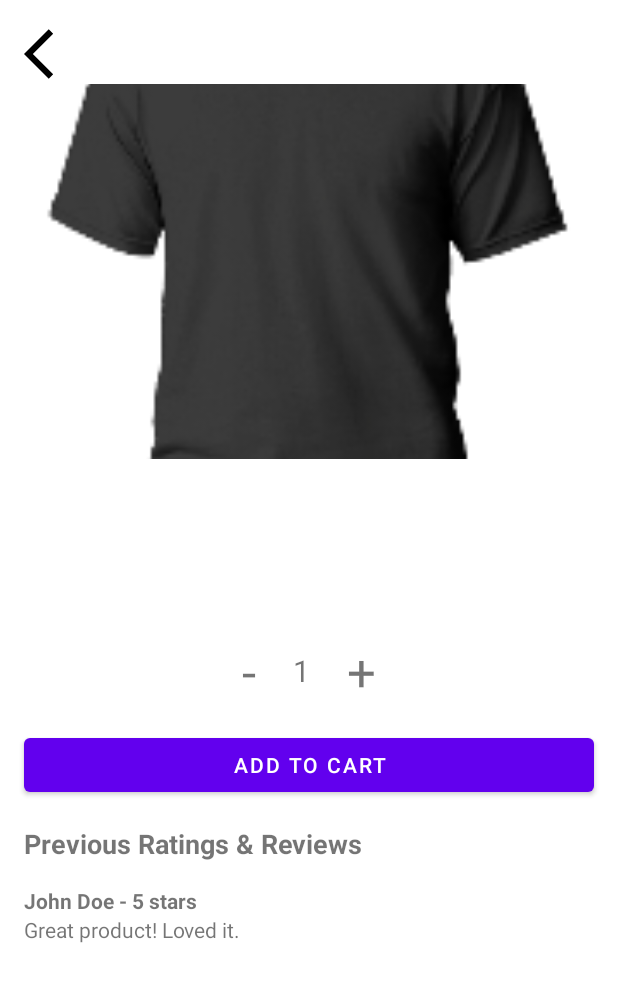
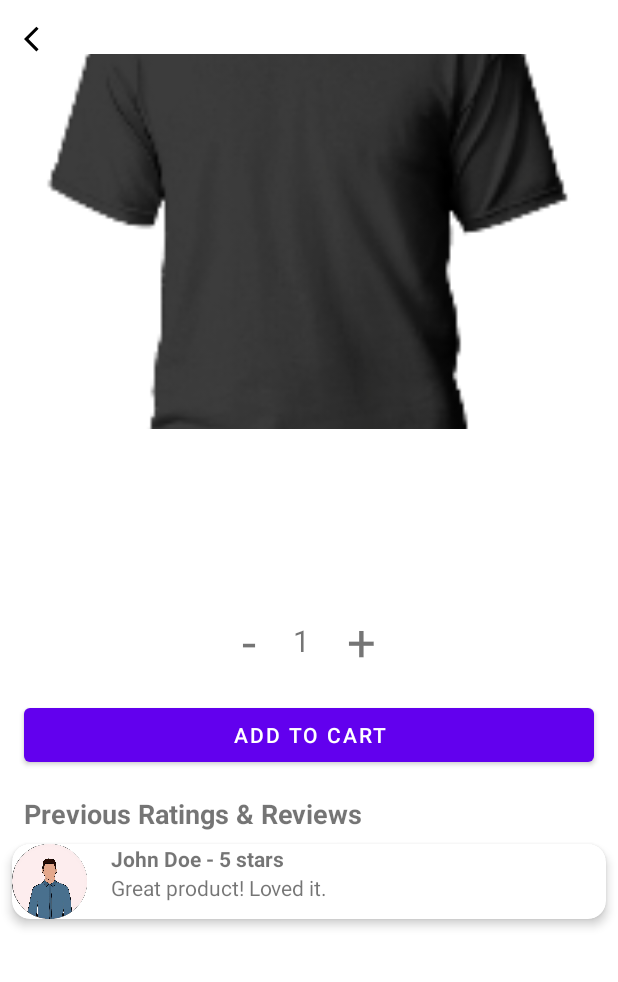
Before and after one commit to AbishekPerera/EAD_online_shop, an Android app: the ViewItemActivity screen opened directly, with no data from a screen before it, on a phone screen of 412 x 824 dp. Shown: the top 982 px of the screen. Run offline under Robolectric (Android 15) with nearby library versions, the phone set to English and light mode, and no system bars.

Commit message:
Refactor layout in activity_view_item.xml for better review section design

```diff
--- a/app/build.gradle.kts
+++ b/app/build.gradle.kts
@@ -38,7 +38,13 @@ dependencies {
 
     implementation(libs.appcompat)
     implementation(libs.material)
+
+    // Retrofit and Gson for networking
+    implementation("com.squareup.retrofit2:retrofit:2.9.0")
+    implementation("com.squareup.retrofit2:converter-gson:2.9.0")
+
     testImplementation(libs.junit)
     androidTestImplementation(libs.ext.junit)
     androidTestImplementation(libs.espresso.core)
+
 }
--- a/app/src/main/res/layout/activity_view_item.xml
+++ b/app/src/main/res/layout/activity_view_item.xml
@@ -9,8 +9,8 @@
     <!-- Back Button -->
     <ImageView
         android:id="@+id/backButton"
-        android:layout_width="40dp"
-        android:layout_height="40dp"
+        android:layout_width="20dp"
+        android:layout_height="20dp"
         android:layout_marginStart="16dp"
         android:layout_marginTop="16dp"
         android:contentDescription="Back"
@@ -93,7 +93,7 @@
             android:id="@+id/increaseQuantity"
             android:layout_width="wrap_content"
             android:layout_height="wrap_content"
-            android:contentDescription="Decrease"
+            android:contentDescription="Increase"
             android:text=" + "
             android:textFontWeight="50"
             android:textSize="34sp" />
@@ -123,15 +123,39 @@
         app:layout_constraintTop_toBottomOf="@id/addToCartButton"
         app:layout_constraintStart_toStartOf="parent" />
 
-    <!-- Review Section (Example Static) -->
-    <LinearLayout
+    <!-- Review Section (with Circular Profile Image and Rounded CardView) -->
+    <androidx.cardview.widget.CardView
         android:layout_width="match_parent"
         android:layout_height="wrap_content"
-        android:orientation="vertical"
+        android:layout_margin="8dp"
+        app:cardCornerRadius="12dp"
+        app:cardElevation="4dp"
         android:padding="16dp"
         app:layout_constraintTop_toBottomOf="@id/reviewsTitle"
         app:layout_constraintStart_toStartOf="parent"
         app:layout_constraintEnd_toEndOf="parent">
+
+        <LinearLayout
+            android:layout_width="match_parent"
+            android:layout_height="wrap_content"
+            android:orientation="horizontal">
+
+            <!-- Circular Profile Image -->
+            <ImageView
+                android:id="@+id/reviewProfileImage"
+                android:layout_width="50dp"
+                android:layout_height="50dp"
+                android:layout_gravity="center_vertical"
+                android:src="@drawable/img_2"
+                android:scaleType="centerCrop"
+                android:layout_marginEnd="16dp"
+                android:background="@drawable/circle_border_background"
+                android:contentDescription="Reviewer Profile Image" />
+
+            <LinearLayout
+                android:layout_width="wrap_content"
+                android:layout_height="wrap_content"
+                android:orientation="vertical">
 
                 <TextView
                     android:layout_width="wrap_content"
@@ -144,5 +168,7 @@
                     android:layout_height="wrap_content"
                     android:text="Great product! Loved it." />
             </LinearLayout>
+        </LinearLayout>
+    </androidx.cardview.widget.CardView>
 
 </androidx.constraintlayout.widget.ConstraintLayout>
```
Lines whose indentation alone changed are shown as unchanged.
